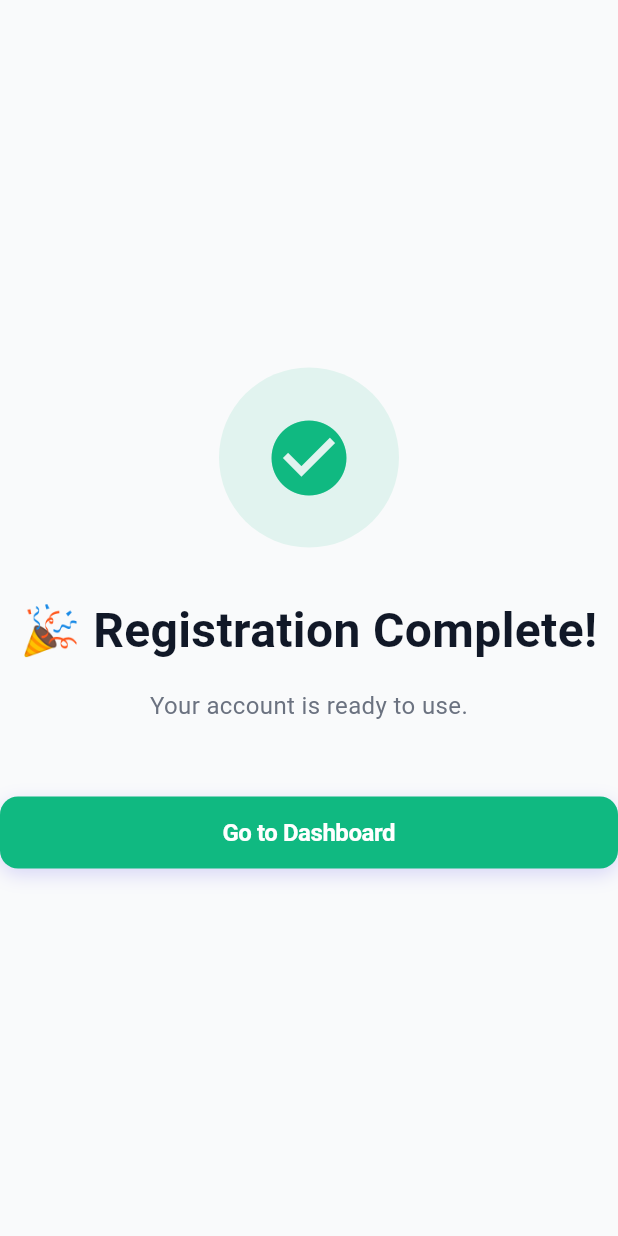
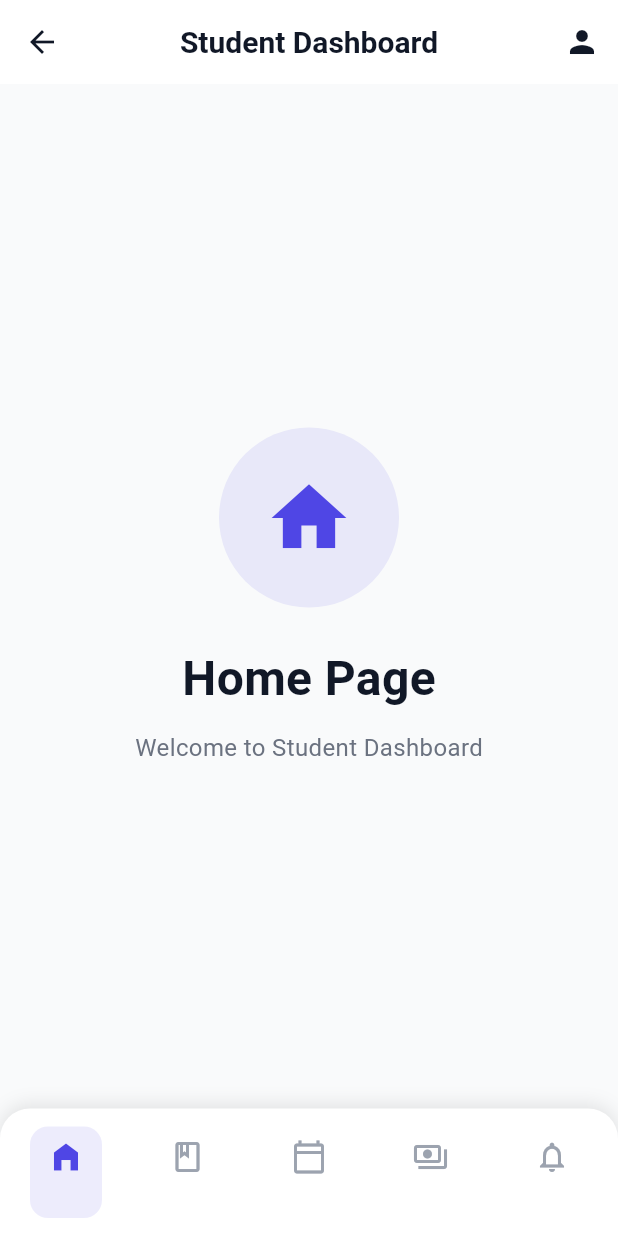
Before and after one commit to asiri-gayashan/warnaapp, a Flutter app: the RegistrationStep5 widget shown alone on an empty page, opened directly with empty values, after a tap on "Go to Dashboard", on a phone screen of 412 x 824 dp. Run offline on Flutter 3.47's test engine with Material 3 defaults, Android fonts, the phone set to English and light mode, and no system bars.

Commit message:
Student Dashboard

```diff
--- a/lib/config/routes/app_routes.dart
+++ b/lib/config/routes/app_routes.dart
@@ -4,4 +4,5 @@ class AppRoutes {
   static const String registration = '/registration';
   static const String registrationStep1 = '/registration/step1';
   static const String home = '/home';
+
 }
--- a/lib/features/auth/ui/screens/registration/step5_success_screen.dart
+++ b/lib/features/auth/ui/screens/registration/step5_success_screen.dart
@@ -63,7 +63,10 @@ class RegistrationStep5 extends StatelessWidget {
         // Dashboard Button
         CustomButton(
           text: RegistrationStrings.goToDashboard,
-          onPressed: onComplete,
+          onPressed: () {
+            // Navigate to student dashboard
+            Navigator.pushReplacementNamed(context, '/student');
+          },
           hasShadow: true,
           backgroundColor: AppColors.success,
         ),
--- /dev/null
+++ b/lib/features/student/ui/navigation/student_navigation.dart
@@ -0,0 +1,43 @@
+import 'package:flutter/material.dart';
+import '../../../../shared/widgets/student_tab_container.dart';
+import '../../../../features/student/ui/screens/home_page.dart';
+import '../../../../features/student/ui/screens/attendance_page.dart';
+import '../../../../features/student/ui/screens/classes_page.dart';
+import '../../../../features/student/ui/screens/notifications_page.dart';
+import '../../../../features/student/ui/screens/payments_page.dart';
+
+class StudentNavigation extends StatefulWidget {
+  const StudentNavigation({Key? key}) : super(key: key);
+
+  @override
+  State<StudentNavigation> createState() => _StudentNavigationState();
+}
+
+class _StudentNavigationState extends State<StudentNavigation> {
+  int _selectedIndex = 0;
+
+  static const List<Widget> _pages = <Widget>[
+    HomePage(),
+    ClassesPage(),
+    AttendancePage(),
+    PaymentsPage(),
+    NotificationsPage(),
+  ];
+
+  void _onItemTapped(int index) {
+    setState(() {
+      _selectedIndex = index;
+    });
+  }
+
+  @override
+  Widget build(BuildContext context) {
+    return Scaffold(
+      body: _pages[_selectedIndex],
+      bottomNavigationBar: StudentTabContainer(
+        currentIndex: _selectedIndex,
+        onTap: _onItemTapped,
+      ),
+    );
+  }
+}
--- /dev/null
+++ b/lib/features/student/ui/screens/home_page.dart
@@ -0,0 +1,67 @@
+import 'package:flutter/material.dart';
+import '../../../../core/constants/app_colors.dart';
+
+class HomePage extends StatelessWidget {
+  const HomePage({Key? key}) : super(key: key);
+
+  @override
+  Widget build(BuildContext context) {
+    return Scaffold(
+      appBar: AppBar(
+        title: const Text(
+          'Student Dashboard',
+          style: TextStyle(
+            fontWeight: FontWeight.w600,
+            color: AppColors.textPrimary,
+          ),
+        ),
+        backgroundColor: Colors.white,
+        elevation: 0,
+        centerTitle: true,
+        actions: [
+          IconButton(
+            onPressed: () {},
+            icon: const Icon(Icons.person, color: AppColors.textPrimary),
+          ),
+        ],
+      ),
+      body: Center(
+        child: Column(
+          mainAxisAlignment: MainAxisAlignment.center,
+          children: [
+            Container(
+              width: 120,
+              height: 120,
+              decoration: BoxDecoration(
+                color: AppColors.primary.withOpacity(0.1),
+                shape: BoxShape.circle,
+              ),
+              child: const Icon(
+                Icons.home,
+                size: 60,
+                color: AppColors.primary,
+              ),
+            ),
+            const SizedBox(height: 24),
+            const Text(
+              'Home Page',
+              style: TextStyle(
+                fontSize: 32,
+                fontWeight: FontWeight.w700,
+                color: AppColors.textPrimary,
+              ),
+            ),
+            const SizedBox(height: 12),
+            const Text(
+              'Welcome to Student Dashboard',
+              style: TextStyle(
+                fontSize: 16,
+                color: AppColors.textSecondary,
+              ),
+            ),
+          ],
+        ),
+      ),
+    );
+  }
+}
--- a/lib/main.dart
+++ b/lib/main.dart
@@ -1,7 +1,8 @@
 import 'package:flutter/material.dart';
 import './features/auth/ui/screens/login/login_screen.dart';
 import './features/auth/ui/screens/registration/registration_screen.dart';
-import 'config/theme/app_theme.dart';
+import 'config/theme/app_theme.dart';import 'features/student/ui/navigation/student_navigation.dart';
+
 
 void main() {
   runApp(const Warna());
@@ -20,6 +21,7 @@ class Warna extends StatelessWidget {
       routes: {
         '/login': (context) => const LoginScreen(),
         '/register': (context) => const RegistrationScreen(),
+        '/student': (context) => const StudentNavigation(),
       },
     );
   }
--- /dev/null
+++ b/lib/shared/widgets/student_tab_container.dart
@@ -0,0 +1,114 @@
+import 'package:flutter/material.dart';
+import '../../core/constants/app_colors.dart';
+
+class StudentTabContainer extends StatelessWidget {
+  final int currentIndex;
+  final ValueChanged<int> onTap;
+
+  const StudentTabContainer({
+    Key? key,
+    required this.currentIndex,
+    required this.onTap,
+  }) : super(key: key);
+
+  @override
+  Widget build(BuildContext context) {
+    return Container(
+      decoration: BoxDecoration(
+        color: Colors.white,
+        boxShadow: [
+          BoxShadow(
+            color: Colors.black.withOpacity(0.1),
+            blurRadius: 10,
+            offset: const Offset(0, -2),
+          ),
+        ],
+        borderRadius: const BorderRadius.only(
+          topLeft: Radius.circular(20),
+          topRight: Radius.circular(20),
+        ),
+      ),
+      child: SafeArea(
+        child: Padding(
+          padding: const EdgeInsets.symmetric(horizontal: 20, vertical: 12),
+          child: Row(
+            mainAxisAlignment: MainAxisAlignment.spaceBetween,
+            children: [
+              _buildTabItem(
+                index: 0,
+                icon: Icons.home_outlined,
+                activeIcon: Icons.home_filled,
+                label: '',
+              ),
+              _buildTabItem(
+                index: 1,
+                icon: Icons.class_outlined,
+                activeIcon: Icons.class_,
+                label: '',
+              ),
+              _buildTabItem(
+                index: 2,
+                icon: Icons.calendar_today_outlined,
+                activeIcon: Icons.calendar_today,
+                label: '',
+              ),
+              _buildTabItem(
+                index: 3,
+                icon: Icons.payments_outlined,
+                activeIcon: Icons.payments,
+                label: '',
+              ),
+              _buildTabItem(
+                index: 4,
+                icon: Icons.notifications_outlined,
+                activeIcon: Icons.notifications,
+                label: '',
+              ),
+            ],
+          ),
+        ),
+      ),
+    );
+  }
+
+  Widget _buildTabItem({
+    required int index,
+    required IconData icon,
+    required IconData activeIcon,
+    required String label,
+  }) {
+    final isActive = currentIndex == index;
+
+    return GestureDetector(
+      onTap: () => onTap(index),
+      child: Container(
+        padding: const EdgeInsets.symmetric(horizontal: 12, vertical: 8),
+        decoration: isActive
+            ? BoxDecoration(
+          color: AppColors.primary.withOpacity(0.1),
+          borderRadius: BorderRadius.circular(12),
+        )
+            : null,
+        child: Column(
+          mainAxisSize: MainAxisSize.min,
+          children: [
+            Icon(
+              isActive ? activeIcon : icon,
+              size: 24,
+              color: isActive ? AppColors.primary : AppColors.textDisabled,
+            ),
+            const SizedBox(height: 4),
+            Text(
+              label,
+              style: TextStyle(
+                fontSize: 12,
+                fontWeight: isActive ? FontWeight.w600 : FontWeight.w500,
+                color: isActive ? AppColors.primary : AppColors.textDisabled,
+              ),
+            ),
+          ],
+        ),
+      ),
+    );
+  }
+}
```
Also changed, not shown: lib/features/student/ui/screens/attendance_page.dart (added, +61 -0 lines), lib/features/student/ui/screens/classes_page.dart (added, +61 -0 lines), lib/features/student/ui/screens/notifications_page.dart (added, +67 -0 lines), lib/features/student/ui/screens/payments_page.dart (added, +61 -0 lines), lib/features/auth/ui/screens/registration/index.dart (added), lib/features/auth/ui/screens/registration/step3_role_details.dart (line endings or trailing spaces).
